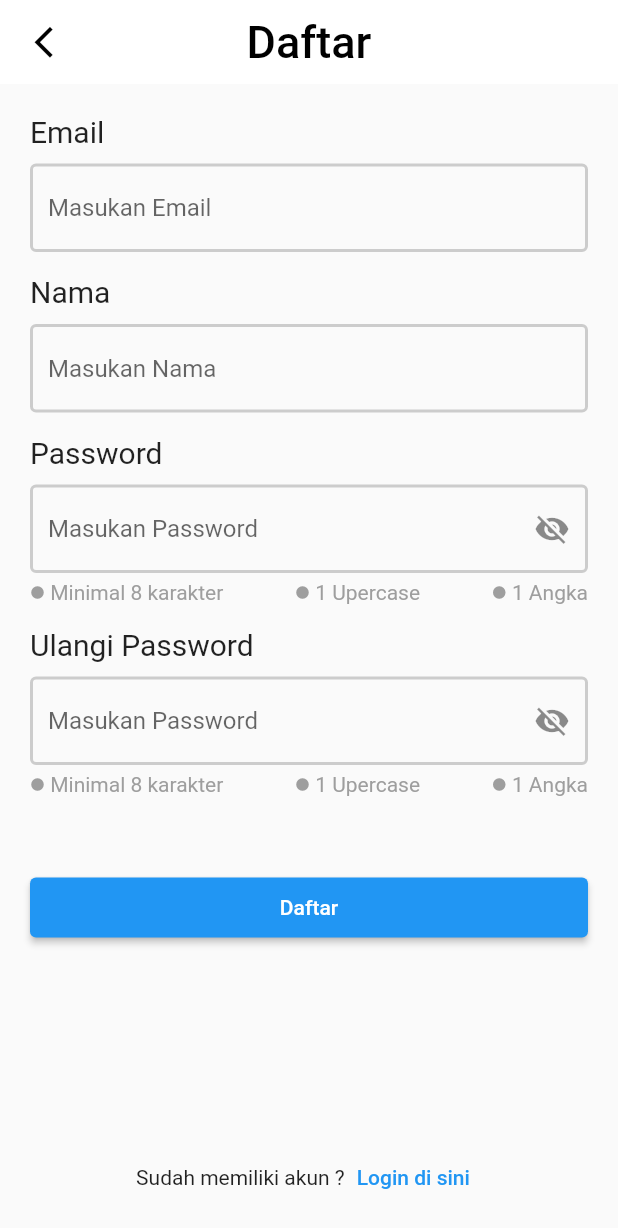
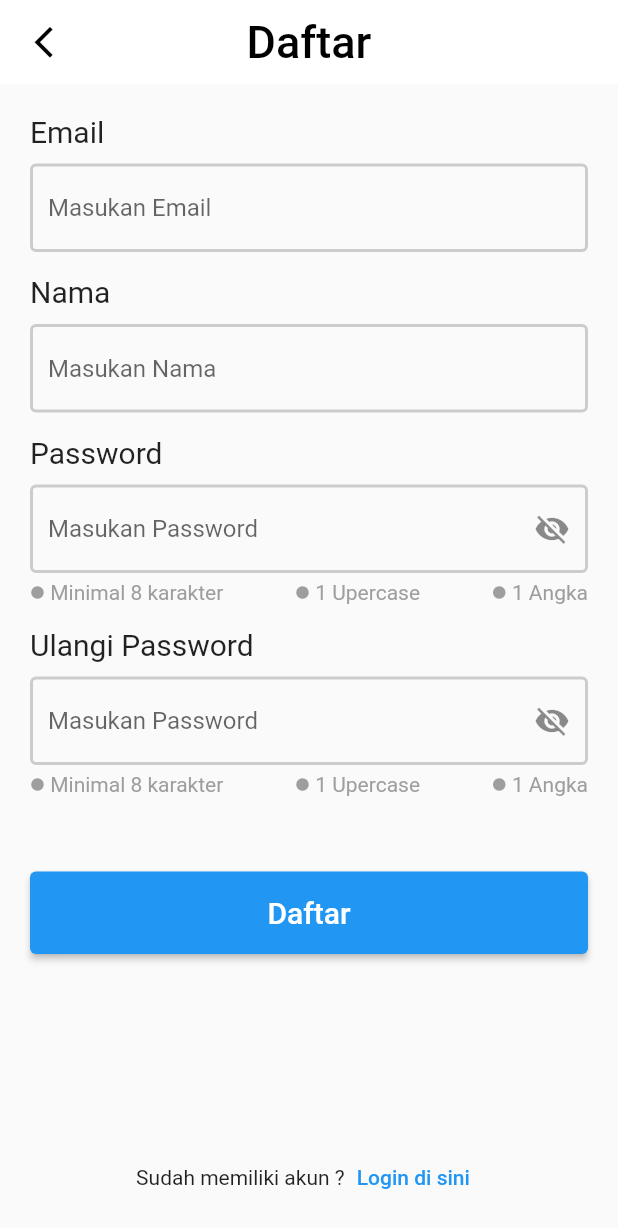
Before and after one commit to Kelompok-19-kelas-B-Altera/flutter_office_booking, a Flutter app: the screen it shows after launch, after a tap on "Masuk", after a tap on "Daftar di sini", on a phone screen of 412 x 824 dp. Shown: the top 1228 px of the screen. Run offline on Flutter 3.47's test engine with Material 2 defaults, Android fonts, the phone set to English and light mode, and no system bars; our stand-ins replace dio; accounts and stored records are empty.

Commit message:
Change button size

```diff
--- a/lib/views/screens/sign_in_screen.dart
+++ b/lib/views/screens/sign_in_screen.dart
@@ -100,8 +100,7 @@ class SignInScreen extends StatelessWidget {
                 ),
                 ElevatedButton(
                   style: ElevatedButton.styleFrom(
-                    // primary: Colors.black,
-                    minimumSize: const Size(double.infinity, 40),
+                    minimumSize: const Size(double.infinity, 55),
                   ),
                   onPressed: () async {
                     if (_formKey.currentState!.validate()) {
@@ -135,7 +134,10 @@ class SignInScreen extends StatelessWidget {
                       }
                     }
                   },
-                  child: const Text('Masuk'),
+                  child: const Text(
+                    'Masuk',
+                    style: TextStyle(fontSize: 20),
+                  ),
                 ),
               ],
             ),
--- a/lib/views/screens/sign_up_screen.dart
+++ b/lib/views/screens/sign_up_screen.dart
@@ -115,11 +115,6 @@ class SignUpScreen extends StatelessWidget {
                     if (!passwordValidator.hasMatch(value)) {
                       return 'Silahkan masukan password sesuai format';
                     }
-                    // if (value.length < 8 ||
-                    //     !upperCaseValidator.hasMatch(value) ||
-                    //     !numberValidator.hasMatch(value)) {
-                    //   return 'Silahkan masukan password sesuai format';
-                    // }
                     return null;
                   },
                 ),
@@ -155,7 +150,7 @@ class SignUpScreen extends StatelessWidget {
                 ),
                 ElevatedButton(
                   style: ElevatedButton.styleFrom(
-                    minimumSize: const Size(double.infinity, 40),
+                    minimumSize: const Size(double.infinity, 55),
                   ),
                   onPressed: () async {
                     if (_formKey.currentState!.validate()) {
@@ -180,7 +175,10 @@ class SignUpScreen extends StatelessWidget {
                       }
                     }
                   },
-                  child: const Text('Daftar'),
+                  child: const Text(
+                    'Daftar',
+                    style: TextStyle(fontSize: 20),
+                  ),
                 ),
               ],
             ),
```
